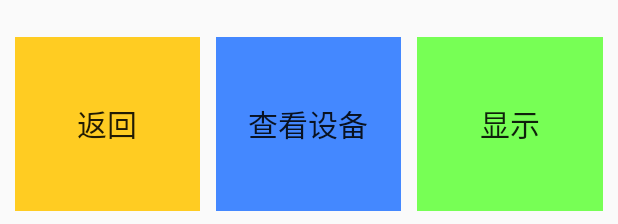
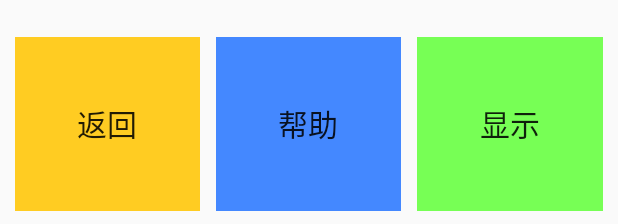
Before and after one commit to LeoLiu8023AmyLu/AX-EDP, an Android app: the layout usb_activity_main.xml on its own in the app's theme, with its tools: preview values and no code run, on a phone screen of 412 x 824 dp. Shown: the part 1009-1233 px from the top of the screen. Run offline under Robolectric (Android 15) with nearby library versions, the phone set to English and light mode, and no system bars.

Commit message:
完善文件类型判断程序，加入 USBFilePath Intent 传递函数

```diff
--- a/app/src/main/java/com/leoliu/anshare/ax_edp/FileManager.java
+++ b/app/src/main/java/com/leoliu/anshare/ax_edp/FileManager.java
@@ -27,7 +27,7 @@ import java.util.Stack;
 public class FileManager extends ListFragment {
 
     public static final String COLUMN_NAME_NAME = "name";   // 列名称
-    private static boolean OTG_Flag = false;                  // USB 设备可用标识符
+    private static boolean OTG_Flag = false;                // USB 设备可用标识符
     private SimpleAdapter adapter = null;                   // 适配器
     private List<Map<String, Object>> itemList;             // 列表文件
     private Stack<String> pathHistory = null;               // 历史路径
@@ -159,10 +159,10 @@ public class FileManager extends ListFragment {
             // 装载文件
             TextFilePath = curPath + itemList.get(position).get(COLUMN_NAME_NAME);
             Toast.makeText(getActivity(), "文件完整地址:\n" + TextFilePath, Toast.LENGTH_LONG).show();
-            if ((TextFilePath.substring((TextFilePath.length() - 4), TextFilePath.length())).equals(".txt")) {
+            if ((TextFilePath.substring((TextFilePath.length() - 4), TextFilePath.length())).toLowerCase().equals(".txt")) {
                 MainActivity MA = new MainActivity();
                 MA.Set_Text_File_Path(TextFilePath);
-                Toast.makeText(getActivity(), itemList.get(position).get(COLUMN_NAME_NAME) + "是txt文件，已回传给MainActivity", Toast.LENGTH_SHORT).show();
+                Toast.makeText(getActivity(), "["+itemList.get(position).get(COLUMN_NAME_NAME) + "] 是可读取文件，已回传给MainActivity", Toast.LENGTH_SHORT).show();
             }
         }
     }
--- a/app/src/main/java/com/leoliu/anshare/ax_edp/MainActivity.java
+++ b/app/src/main/java/com/leoliu/anshare/ax_edp/MainActivity.java
@@ -35,6 +35,8 @@ public class MainActivity extends Activity {
         if (savedInstanceState == null) {
             getFragmentManager().beginTransaction().add(R.id.container, new MainWindow()).commit();
         }
+        Intent intent = getIntent();
+        TextFilePath=intent.getStringExtra("FilePath");
         Start_OTG_IntentFilter();   // 监听 OTG USB 的插入事件
         Thread_Start();             // 开始 时间自动更新 线程
     }
--- a/app/src/main/res/layout/usb_activity_main.xml
+++ b/app/src/main/res/layout/usb_activity_main.xml
@@ -100,12 +100,12 @@
                 android:orientation="vertical">
 
                 <Button
-                    android:id="@+id/USB_Button_U"
+                    android:id="@+id/USB_Button_Help"
                     android:layout_width="match_parent"
                     android:layout_height="match_parent"
                     android:layout_weight="0.3"
                     android:background="#4488FF"
-                    android:text="查看设备"
+                    android:text="帮助"
                     android:textSize="20sp" />
 
             </LinearLayout>
```
Also changed, not shown: app/src/main/java/com/leoliu/anshare/ax_edp/USBMainActivity.java (+17 -4 lines), 1 other file.
